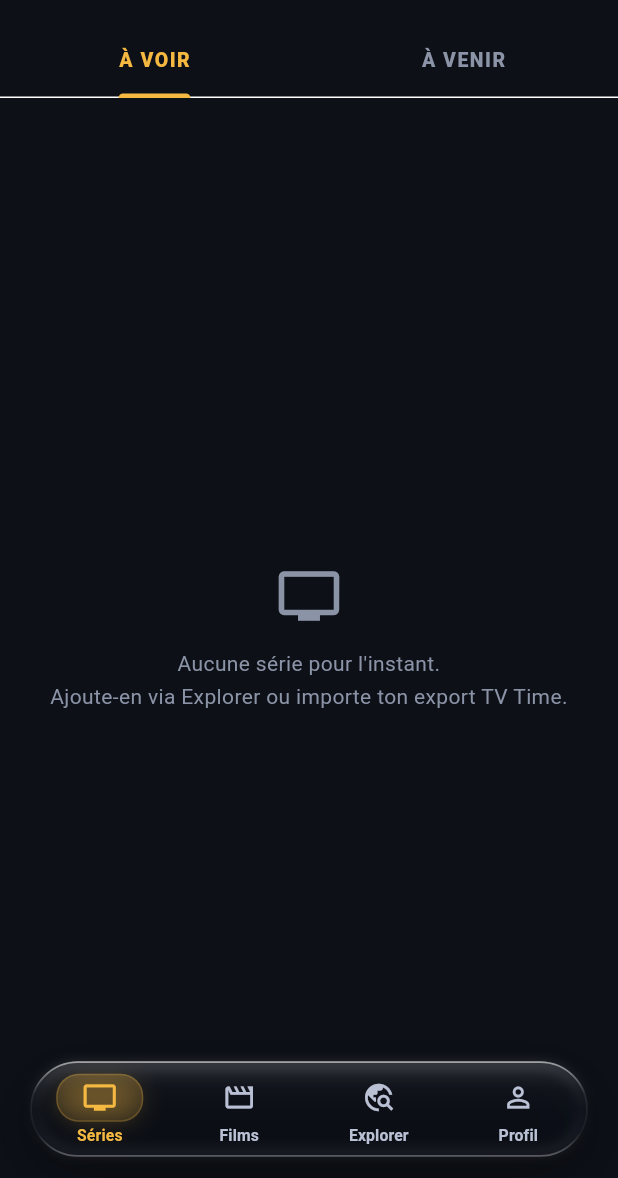
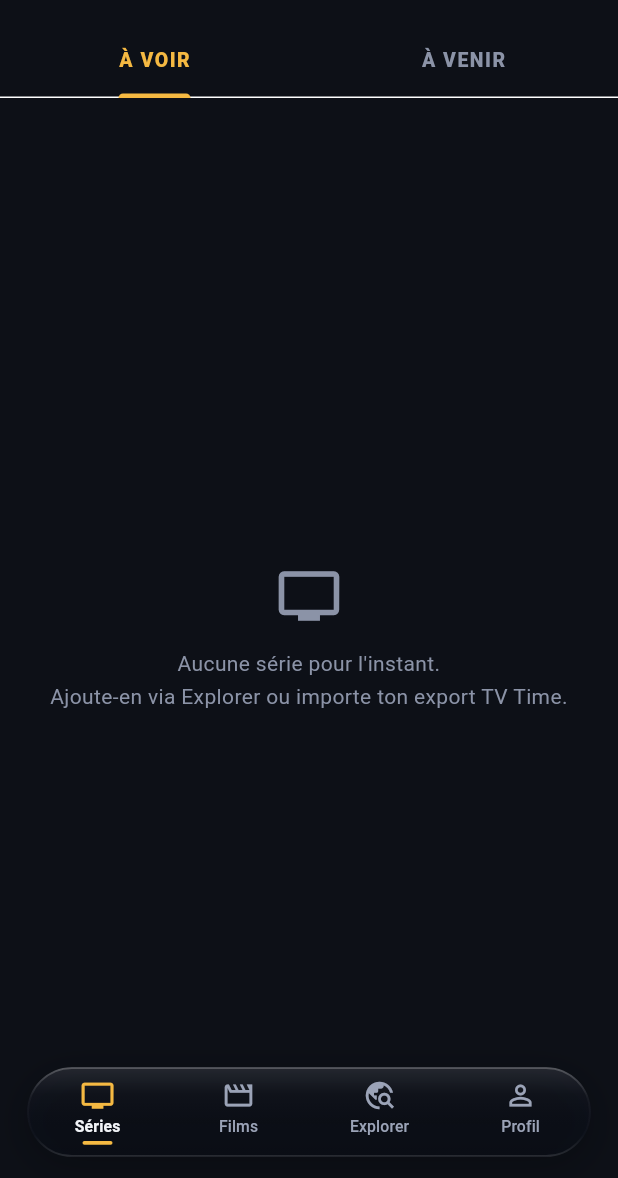
Before and after one commit to tom06700/tracktime, a Flutter app: the screen it shows after launch, on a phone screen of 412 x 824 dp, the part 58-1236 px from its top. Run offline on Flutter 3.47's test engine with Material 3 defaults, Android fonts, the phone set to English and light mode, and no system bars; our stand-ins replace drift, drift_flutter, file_picker, flutter_riverpod, flutter_sticky_header, go_router and 2 more; accounts and stored records are empty; generated files the repository leaves out were written again.

Commit message:
Épure la barre de navigation
L'onglet actif cumulait capsule à dégradé ambré, bordure, ombre portée jaune,
halo et agrandissement marqué : autant d'effets pour une seule information,
et un onglet qui ressemblait à un bouton posé sur la barre.

Il ne reste que trois signaux : icône ambre, libellé blanc légèrement plus
gras, et une barre ambrée de 20 × 2,5 px qui apparaît en fondu en s'étirant.
La capsule, son dégradé, sa bordure et son ombre disparaissent.

Proportions et verre resserrés : hauteur 64 → 60, marges 20 → 18, rayon 32 →
30, teinte 0,52 → 0,44, lensing coupé, arête spéculaire à 42 % et ombre
portée réduite. Le contour ne doit que suggérer le verre, alors qu'il était
jusqu'ici l'élément le plus lumineux de l'écran.

Ajoute une transition d'écran à peine perceptible — fondu et montée de 6 px —
appliquée à l'IndexedStack lui-même, sans échanger ses enfants : état,
positions de défilement et TickerMode des onglets restent intacts.

Sémantique d'onglet exposée à VoiceOver (sélection dans un groupe exclusif),
retour haptique supprimé quand on retape l'onglet déjà ouvert, et animations
annulées sous Reduce Motion.

`GlassSurface` et `GlassShadow` gagnent des réglages d'arête et d'ombre, à
valeurs par défaut inchangées : les autres surfaces ne bougent pas.

Co-Authored-By: Claude Opus 5 <noreply@anthropic.com>
Claude-Session: https://claude.ai/code/session_01WerRie8kS9wJUJuZsc3MKh

```diff
--- a/app/lib/shell.dart
+++ b/app/lib/shell.dart
@@ -17,19 +17,50 @@ class HomeShell extends StatefulWidget {
   State<HomeShell> createState() => _HomeShellState();
 }
 
-class _HomeShellState extends State<HomeShell> {
+class _HomeShellState extends State<HomeShell>
+    with SingleTickerProviderStateMixin {
   int _tab = 0;
+
+  /// Fondu joué à chaque bascule d'onglet. Il anime l'IndexedStack lui-même
+  /// plutôt que d'échanger ses enfants : l'état, les positions de défilement
+  /// et les contrôleurs de chaque page restent intacts.
+  late final AnimationController _switch = AnimationController(
+    vsync: this,
+    duration: kNavTransition,
+    value: 1,
+  );
+
+  @override
+  void dispose() {
+    _switch.dispose();
+    super.dispose();
+  }
+
+  void _select(int i) {
+    if (i == _tab) return;
+    setState(() => _tab = i);
+    if (!(MediaQuery.maybeDisableAnimationsOf(context) ?? false)) {
+      _switch.forward(from: 0);
+    }
+  }
 
   static const _navItems = [
     NavItem(icon: Icons.tv_outlined, activeIcon: Icons.tv, label: 'Séries'),
     NavItem(
-        icon: Icons.movie_outlined, activeIcon: Icons.movie, label: 'Films'),
+      icon: Icons.movie_outlined,
+      activeIcon: Icons.movie,
+      label: 'Films',
+    ),
     NavItem(
       icon: Icons.travel_explore_outlined,
       activeIcon: Icons.travel_explore,
-        label: 'Explorer'),
+      label: 'Explorer',
+    ),
     NavItem(
-        icon: Icons.person_outline, activeIcon: Icons.person, label: 'Profil'),
+      icon: Icons.person_outline,
+      activeIcon: Icons.person,
+      label: 'Profil',
+    ),
   ];
 
   @override
@@ -69,18 +100,52 @@ class _HomeShellState extends State<HomeShell> {
             ),
       // TickerMode : gèle les animations des onglets cachés (ex. le fond
       // vivant du Profil), l'IndexedStack gardant leur état.
-      body: IndexedStack(
+      body: _SwitchFade(
+        animation: _switch,
+        child: IndexedStack(
           index: _tab,
           children: [
             for (var i = 0; i < screens.length; i++)
               TickerMode(enabled: i == _tab, child: screens[i]),
           ],
         ),
+      ),
       bottomNavigationBar: LiquidGlassNavBar(
         items: _navItems,
         selectedIndex: _tab,
-        onSelected: (i) => setState(() => _tab = i),
+        onSelected: _select,
       ),
     );
   }
 }
+
+/// Fondu + très légère montée appliqués à la page qui vient d'être affichée.
+/// Le sous-arbre n'est jamais reconstruit : seule la couche de composition
+/// change, donc l'état des écrans est préservé.
+class _SwitchFade extends StatelessWidget {
+  const _SwitchFade({required this.animation, required this.child});
+
+  final Animation<double> animation;
+  final Widget child;
+
+  @override
+  Widget build(BuildContext context) {
+    return AnimatedBuilder(
+      animation: animation,
+      // `child` passe par le paramètre dédié : il n'est pas reconstruit à
+      // chaque frame de l'animation.
+      child: child,
+      builder: (context, kid) {
+        final t = Curves.easeOutCubic.transform(animation.value);
+        if (t >= 1) return kid!;
+        return Opacity(
+          opacity: t,
+          child: Transform.translate(
+            offset: Offset(0, (1 - t) * 6),
+            child: kid,
+          ),
+        );
+      },
+    );
+  }
+}
--- a/app/lib/widgets/glass.dart
+++ b/app/lib/widgets/glass.dart
@@ -21,10 +21,26 @@ import '../theme.dart';
 List<double> _saturationMatrix(double s) {
   const lr = 0.2126, lg = 0.7152, lb = 0.0722;
   return <double>[
-    lr * (1 - s) + s, lg * (1 - s), lb * (1 - s), 0, 0,
-    lr * (1 - s), lg * (1 - s) + s, lb * (1 - s), 0, 0,
-    lr * (1 - s), lg * (1 - s), lb * (1 - s) + s, 0, 0,
-    0, 0, 0, 1, 0,
+    lr * (1 - s) + s,
+    lg * (1 - s),
+    lb * (1 - s),
+    0,
+    0,
+    lr * (1 - s),
+    lg * (1 - s) + s,
+    lb * (1 - s),
+    0,
+    0,
+    lr * (1 - s),
+    lg * (1 - s),
+    lb * (1 - s) + s,
+    0,
+    0,
+    0,
+    0,
+    0,
+    1,
+    0,
   ];
 }
 
@@ -32,7 +48,10 @@ List<double> _saturationMatrix(double s) {
 ui.ImageFilter _glassBackdrop(double sigma, {double saturation = 1.5}) {
   return ui.ImageFilter.compose(
     outer: ui.ImageFilter.blur(
-        sigmaX: sigma, sigmaY: sigma, tileMode: TileMode.mirror),
+      sigmaX: sigma,
+      sigmaY: sigma,
+      tileMode: TileMode.mirror,
+    ),
     inner: ColorFilter.matrix(_saturationMatrix(saturation)),
   );
 }
@@ -42,10 +61,19 @@ ui.ImageFilter _glassBackdrop(double sigma, {double saturation = 1.5}) {
 /// bord. Tout est peint (pas de second BackdropFilter : CanvasKit applique
 /// les filtres de fond au rectangle englobant, ce qui flouterait le contenu).
 class _GlassEdgePainter extends CustomPainter {
-  const _GlassEdgePainter({required this.radius, this.lensing = false});
+  const _GlassEdgePainter({
+    required this.radius,
+    this.lensing = false,
+    this.edgeOpacity = 1,
+  });
 
   final double radius;
   final bool lensing;
+
+  /// Facteur appliqué à l'arête spéculaire. En dessous de 1, le contour
+  /// s'efface : utile là où la bordure ne doit que suggérer le verre au lieu
+  /// d'être l'élément le plus lumineux de l'écran.
+  final double edgeOpacity;
 
   @override
   void paint(Canvas canvas, Size size) {
@@ -59,10 +87,10 @@ class _GlassEdgePainter extends CustomPainter {
         begin: Alignment.topCenter,
         end: Alignment.bottomCenter,
         colors: [
-          Colors.white.withValues(alpha: 0.55),
-          Colors.white.withValues(alpha: 0.08),
-          Colors.white.withValues(alpha: 0.04),
-          Colors.white.withValues(alpha: 0.30),
+          Colors.white.withValues(alpha: 0.55 * edgeOpacity),
+          Colors.white.withValues(alpha: 0.08 * edgeOpacity),
+          Colors.white.withValues(alpha: 0.04 * edgeOpacity),
+          Colors.white.withValues(alpha: 0.30 * edgeOpacity),
         ],
         stops: const [0.0, 0.35, 0.75, 1.0],
       ).createShader(rect);
@@ -96,7 +124,9 @@ class _GlassEdgePainter extends CustomPainter {
 
   @override
   bool shouldRepaint(_GlassEdgePainter old) =>
-      old.radius != radius || old.lensing != lensing;
+      old.radius != radius ||
+      old.lensing != lensing ||
+      old.edgeOpacity != edgeOpacity;
 }
 
 class GlassSurface extends StatelessWidget {
@@ -107,6 +137,7 @@ class GlassSurface extends StatelessWidget {
     this.blurSigma = 12,
     this.tintOpacity = 0.38,
     this.lensing = false,
+    this.edgeOpacity = 1,
     this.padding = EdgeInsets.zero,
   });
 
@@ -120,6 +151,9 @@ class GlassSurface extends StatelessWidget {
   /// Active l'anneau de réfraction sur le pourtour (réserver à la surface
   /// primaire de la vue, ex. nav bar).
   final bool lensing;
+
+  /// Atténue l'arête spéculaire (1 = pleine intensité).
+  final double edgeOpacity;
 
   final EdgeInsetsGeometry padding;
 
@@ -180,8 +214,11 @@ class GlassSurface extends StatelessWidget {
         Positioned.fill(
           child: IgnorePointer(
             child: CustomPaint(
-              painter:
-                  _GlassEdgePainter(radius: borderRadius, lensing: lensing),
+              painter: _GlassEdgePainter(
+                radius: borderRadius,
+                lensing: lensing,
+                edgeOpacity: edgeOpacity,
+              ),
             ),
           ),
         ),
@@ -193,12 +230,25 @@ class GlassSurface extends StatelessWidget {
 /// Enveloppe d'ombre portée à placer AUTOUR d'une GlassSurface (l'ombre ne
 /// peut pas vivre dans la surface : elle serait floutée par le backdrop).
 class GlassShadow extends StatelessWidget {
-  const GlassShadow(
-      {super.key, required this.child, this.borderRadius = 24, this.glow});
+  const GlassShadow({
+    super.key,
+    required this.child,
+    this.borderRadius = 24,
+    this.glow,
+    this.blurRadius = 30,
+    this.opacity = 0.38,
+    this.offset = const Offset(0, 10),
+  });
 
   final Widget child;
   final double borderRadius;
   final Color? glow;
+
+  /// Portée de l'ombre. À réduire pour une surface qui doit flotter
+  /// discrètement plutôt que se détacher franchement du fond.
+  final double blurRadius;
+  final double opacity;
+  final Offset offset;
 
   @override
   Widget build(BuildContext context) {
@@ -207,9 +257,9 @@ class GlassShadow extends StatelessWidget {
         borderRadius: BorderRadius.circular(borderRadius),
         boxShadow: [
           BoxShadow(
-            color: Colors.black.withValues(alpha: 0.38),
-            blurRadius: 30,
-            offset: const Offset(0, 10),
+            color: Colors.black.withValues(alpha: opacity),
+            blurRadius: blurRadius,
+            offset: offset,
           ),
           if (glow != null)
             BoxShadow(
@@ -226,8 +276,12 @@ class GlassShadow extends StatelessWidget {
 
 /// Bouton « verre » neutre (frosté).
 class GlassButton extends StatefulWidget {
-  const GlassButton(
-      {super.key, required this.onPressed, required this.child, this.icon});
+  const GlassButton({
+    super.key,
+    required this.onPressed,
+    required this.child,
+    this.icon,
+  });
 
   final VoidCallback? onPressed;
   final Widget child;
@@ -266,7 +320,10 @@ class _GlassButtonState extends State<GlassButton> {
             border: Border.all(color: Colors.white.withValues(alpha: 0.16)),
           ),
           child: _ButtonLabel(
-              icon: widget.icon, color: TtColors.text, child: widget.child),
+            icon: widget.icon,
+            color: TtColors.text,
+            child: widget.child,
+          ),
         ),
       ),
     );
@@ -300,8 +357,9 @@ class _ProminentGlassButtonState extends State<ProminentGlassButton> {
   Widget build(BuildContext context) {
     final enabled = widget.onPressed != null;
     final tint = widget.color ?? TtColors.amber;
-    final onTint =
-        tint.computeLuminance() > 0.5 ? const Color(0xFF1A1405) : Colors.white;
+    final onTint = tint.computeLuminance() > 0.5
+        ? const Color(0xFF1A1405)
+        : Colors.white;
     final top = Color.lerp(tint, Colors.white, 0.22)!;
     final bottom = Color.lerp(tint, Colors.black, 0.18)!;
 
@@ -342,10 +400,15 @@ class _ProminentGlassButtonState extends State<ProminentGlassButton> {
                 stops: const [0.0, 0.5, 1.0],
               ),
               border: Border.all(
-                  color: Colors.white.withValues(alpha: 0.35), width: 1),
+                color: Colors.white.withValues(alpha: 0.35),
+                width: 1,
+              ),
             ),
             child: _ButtonLabel(
-                icon: widget.icon, color: onTint, child: widget.child),
+              icon: widget.icon,
+              color: onTint,
+              child: widget.child,
+            ),
           ),
         ),
       ),
@@ -364,10 +427,11 @@ class _ButtonLabel extends StatelessWidget {
   Widget build(BuildContext context) {
     final text = DefaultTextStyle.merge(
       style: TextStyle(
-          fontSize: 15,
-          fontWeight: FontWeight.w700,
-          letterSpacing: 0.2,
-          color: color),
+        fontSize: 15,
+        fontWeight: FontWeight.w700,
+        letterSpacing: 0.2,
+        color: color,
+      ),
       child: child,
     );
     if (icon == null) return Center(widthFactor: 1, child: text);
--- a/app/lib/widgets/liquid_glass_nav_bar.dart
+++ b/app/lib/widgets/liquid_glass_nav_bar.dart
@@ -5,17 +5,27 @@ import '../theme.dart';
 import 'glass.dart';
 
 class NavItem {
-  const NavItem(
-      {required this.icon, required this.activeIcon, required this.label});
+  const NavItem({
+    required this.icon,
+    required this.activeIcon,
+    required this.label,
+  });
 
   final IconData icon;
   final IconData activeIcon;
   final String label;
 }
 
-/// Barre de navigation flottante « Liquid Glass » : pilule translucide avec
-/// flou + vibrance (le contenu défile derrière, couleurs ravivées), lensing
-/// sur le pourtour, arête spéculaire, et pastille ambrée sous l'onglet actif.
+/// Durée commune des transitions d'onglet. Assez courte pour rester calme,
+/// assez longue pour ne pas paraître sèche.
+const Duration kNavTransition = Duration(milliseconds: 200);
+
+/// Barre de navigation flottante en verre.
+///
+/// L'onglet actif se lit à trois signaux seulement — couleur de l'icône,
+/// graisse du libellé, barre ambrée — au lieu d'une capsule à dégradé,
+/// bordure et halo qui faisait ressembler l'onglet à un bouton posé sur la
+/// barre.
 class LiquidGlassNavBar extends StatelessWidget {
   const LiquidGlassNavBar({
     super.key,
@@ -28,28 +38,41 @@ class LiquidGlassNavBar extends StatelessWidget {
   final int selectedIndex;
   final ValueChanged<int> onSelected;
 
+  static const double _height = 60;
+  static const double _radius = 30;
+
   @override
   Widget build(BuildContext context) {
     final bottomSafe = MediaQuery.paddingOf(context).bottom;
     return Padding(
-      padding: EdgeInsets.fromLTRB(20, 0, 20, bottomSafe > 0 ? bottomSafe : 14),
+      padding: EdgeInsets.fromLTRB(18, 0, 18, bottomSafe > 0 ? bottomSafe : 14),
       child: GlassShadow(
-        borderRadius: 32,
+        borderRadius: _radius,
+        blurRadius: 22,
+        opacity: 0.26,
+        offset: const Offset(0, 6),
         child: GlassSurface(
-          borderRadius: 32,
-          blurSigma: 16,
-          tintOpacity: 0.52,
-          lensing: true,
+          borderRadius: _radius,
+          blurSigma: 14,
+          // Assez opaque pour isoler les icônes du décor animé du Profil,
+          // assez transparent pour que le contenu qui défile reste perceptible.
+          tintOpacity: 0.44,
+          // Pas de lensing ni d'arête franche : le contour ne doit que
+          // suggérer le verre, pas capter le regard avant les icônes.
+          edgeOpacity: 0.42,
           child: SizedBox(
-            height: 64,
+            height: _height,
             child: Row(
               children: [
                 for (var i = 0; i < items.length; i++)
                   Expanded(
-                    child: _NavButton(
+                    child: _NavTab(
                       item: items[i],
                       selected: i == selectedIndex,
                       onTap: () {
+                        // Pas de retour haptique quand on retape l'onglet déjà
+                        // ouvert : rien ne change, rien à signaler.
+                        if (i == selectedIndex) return;
                         HapticFeedback.selectionClick();
                         onSelected(i);
                       },
@@ -64,8 +87,8 @@ class LiquidGlassNavBar extends StatelessWidget {
   }
 }
 
-class _NavButton extends StatelessWidget {
-  const _NavButton({
+class _NavTab extends StatelessWidget {
+  const _NavTab({
     required this.item,
     required this.selected,
     required this.onTap,
@@ -77,69 +100,88 @@ class _NavButton extends StatelessWidget {
 
   // Plus clair que TtColors.dim : les icônes doivent rester lisibles
   // au-dessus d'un fond mouvant (contraste ≥ 4.5:1).
-  static const _inactive = Color(0xFFBAC1D4);
+  static const _inactive = Color(0xFF9BA3B7);
 
   @override
   Widget build(BuildContext context) {
-    final color = selected ? TtColors.amber : _inactive;
-    return GestureDetector(
+    final reduceMotion = MediaQuery.maybeDisableAnimationsOf(context) ?? false;
+    final duration = reduceMotion ? Duration.zero : kNavTransition;
+
+    return Semantics(
+      button: true,
+      selected: selected,
+      // Onglets mutuellement exclusifs : VoiceOver annonce la sélection au
+      // sein d'un groupe plutôt que comme un bouton isolé.
+      inMutuallyExclusiveGroup: true,
+      label: item.label,
+      child: GestureDetector(
         behavior: HitTestBehavior.opaque,
         onTap: onTap,
+        // La zone tactile occupe toute la hauteur de la barre et le quart de
+        // sa largeur : bien au-delà des 44×44 recommandés.
+        child: ExcludeSemantics(
           child: Column(
             mainAxisAlignment: MainAxisAlignment.center,
             children: [
-          AnimatedContainer(
-            duration: const Duration(milliseconds: 260),
+              AnimatedScale(
+                scale: selected ? 1.05 : 1.0,
+                duration: duration,
                 curve: Curves.easeOutCubic,
-            padding: const EdgeInsets.symmetric(horizontal: 17, vertical: 4),
-            decoration: BoxDecoration(
-              borderRadius: BorderRadius.circular(15),
-              gradient: selected
-                  ? LinearGradient(
-                      begin: Alignment.topCenter,
-                      end: Alignment.bottomCenter,
-                      colors: [
-                        TtColors.amber.withValues(alpha: 0.26),
-                        TtColors.amber.withValues(alpha: 0.12),
-                      ],
-                    )
-                  : null,
-              border: selected
-                  ? Border.all(
-                      color: TtColors.amber.withValues(alpha: 0.22), width: 1)
-                  : Border.all(color: Colors.transparent, width: 1),
-              boxShadow: selected
-                  ? [
-                      BoxShadow(
-                        color: TtColors.amber.withValues(alpha: 0.28),
-                        blurRadius: 14,
-                        spreadRadius: -3,
-                        offset: const Offset(0, 2),
-                      ),
-                    ]
-                  : null,
-            ),
-            child: AnimatedScale(
-              scale: selected ? 1.06 : 1.0,
-              duration: const Duration(milliseconds: 260),
-              curve: Curves.easeOutBack,
-              child: Icon(selected ? item.activeIcon : item.icon,
-                  size: 22, color: color),
+                child: Icon(
+                  selected ? item.activeIcon : item.icon,
+                  size: 22,
+                  color: selected ? TtColors.amber : _inactive,
                 ),
               ),
               const SizedBox(height: 3),
               AnimatedDefaultTextStyle(
-            duration: const Duration(milliseconds: 200),
+                duration: duration,
+                curve: Curves.easeOutCubic,
                 style: TextStyle(
                   fontSize: 10.5,
-              fontWeight: selected ? FontWeight.w700 : FontWeight.w600,
-              color: color,
+                  fontWeight: selected ? FontWeight.w700 : FontWeight.w500,
+                  color: selected ? TtColors.text : _inactive,
                   letterSpacing: 0.1,
                 ),
                 child: Text(item.label),
               ),
+              const SizedBox(height: 4),
+              _ActiveIndicator(selected: selected, duration: duration),
             ],
+          ),
+        ),
       ),
     );
   }
 }
+
+/// Barre ambrée sous l'onglet actif : apparaît en fondu et s'étire
+/// horizontalement. Elle occupe toujours sa hauteur, pour que la bascule d'un
+/// onglet à l'autre ne déplace jamais les libellés.
+class _ActiveIndicator extends StatelessWidget {
+  const _ActiveIndicator({required this.selected, required this.duration});
+
+  final bool selected;
+  final Duration duration;
+
+  @override
+  Widget build(BuildContext context) {
+    return SizedBox(
+      height: 2.5,
+      child: AnimatedOpacity(
+        opacity: selected ? 1 : 0,
+        duration: duration,
+        curve: Curves.easeOutCubic,
+        child: AnimatedContainer(
+          duration: duration,
+          curve: Curves.easeOutCubic,
+          width: selected ? 20 : 8,
+          decoration: BoxDecoration(
+            color: TtColors.amber,
+            borderRadius: BorderRadius.circular(2),
+          ),
+        ),
+      ),
+    );
+  }
+}
```
Lines whose indentation alone changed are shown as unchanged.
